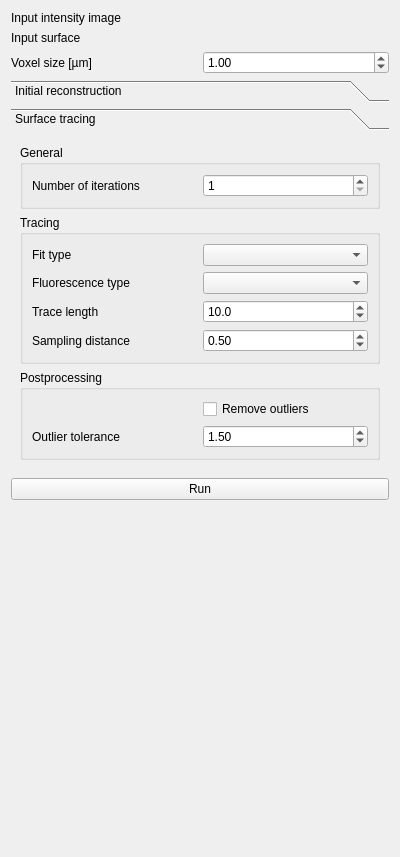
This is src/napari_stress/_reconstruction/toolbox.ui in campaslab/napari-stress as Qt 5 draws it before an edit. The edited form follows.
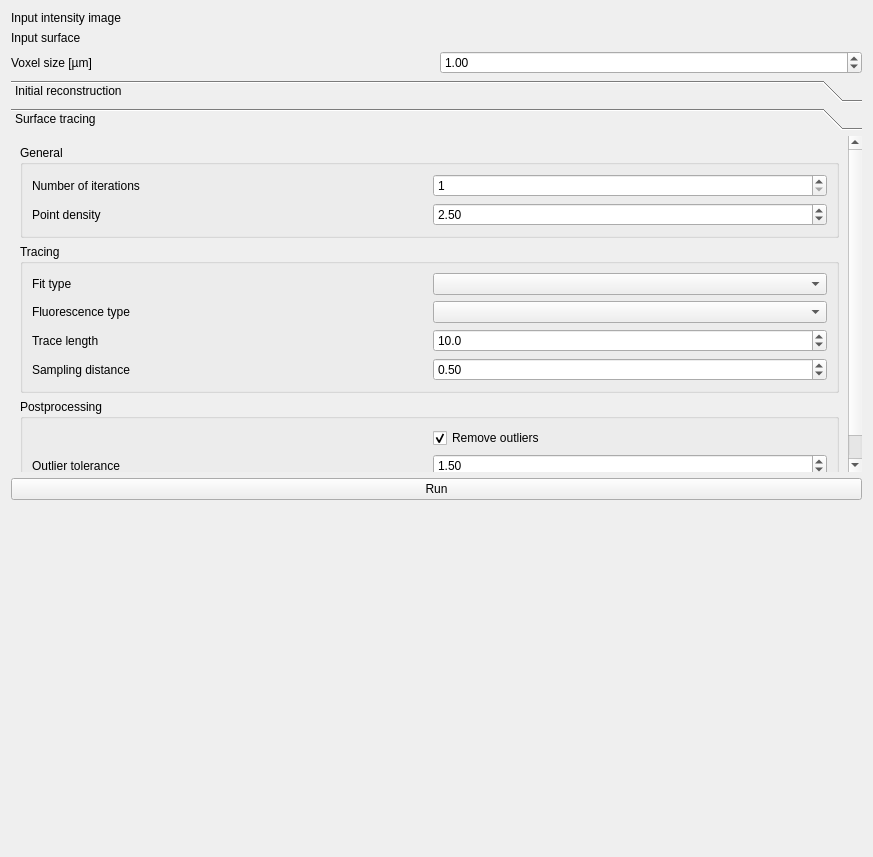
This is the edited form.

Commit message: added iterative refinement and resampling to toolbox

```diff
--- a/src/napari_stress/_reconstruction/toolbox.ui
+++ b/src/napari_stress/_reconstruction/toolbox.ui
@@ -6,7 +6,7 @@
    <rect>
     <x>0</x>
     <y>0</y>
-    <width>400</width>
+    <width>873</width>
     <height>857</height>
    </rect>
   </property>
@@ -137,8 +137,8 @@
        <rect>
         <x>0</x>
         <y>0</y>
-        <width>382</width>
-        <height>314</height>
+        <width>838</width>
+        <height>316</height>
        </rect>
       </property>
       <attribute name="label">
@@ -245,6 +245,9 @@
             <property name="text">
              <string>Remove outliers</string>
             </property>
+            <property name="checked">
+             <bool>true</bool>
+            </property>
            </widget>
           </item>
           <item row="1" column="1">
@@ -296,6 +299,26 @@
             </property>
            </widget>
           </item>
+          <item row="1" column="0">
+           <widget class="QLabel" name="label_13">
+            <property name="text">
+             <string>Point density</string>
+            </property>
+           </widget>
+          </item>
+          <item row="1" column="1">
+           <widget class="QDoubleSpinBox" name="doubleSpinBox_sampling_length">
+            <property name="minimum">
+             <double>0.500000000000000</double>
+            </property>
+            <property name="singleStep">
+             <double>1.000000000000000</double>
+            </property>
+            <property name="value">
+             <double>2.500000000000000</double>
+            </property>
+           </widget>
+          </item>
          </layout>
         </widget>
        </item>
```
Left out of the diff: 6 changed lines with no effect on the pictures. The commit also changes 1 other file.
